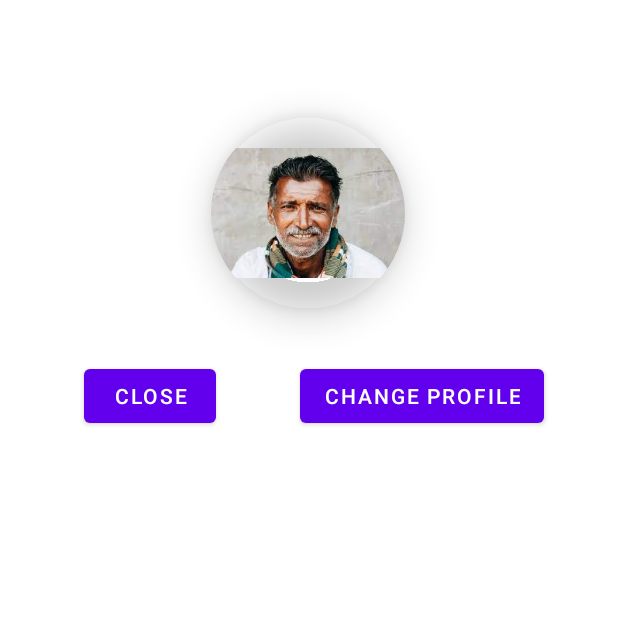
After one commit to YashitaKumar/Chit-Fund-Management-App, an Android app: the ChangeProfilePicture screen opened directly, with no data from a screen before it, on a phone screen of 412 x 824 dp, the top half of it. The commit adds this screen. Run offline under Robolectric (Android 15) with nearby library versions, the phone set to English and light mode, and no system bars; our stand-ins replace Firebase (no records; nobody signed in at launch, a user with empty details on screens opened directly), Picasso.

Commit message:
change profile picture is added

```diff
--- a/app/build.gradle
+++ b/app/build.gradle
@@ -42,6 +42,8 @@ dependencies {
     implementation 'com.google.firebase:firebase-database:20.0.5'
     implementation 'com.google.android.gms:play-services-auth:20.2.0'
     implementation platform('com.google.firebase:firebase-bom:30.1.0')
+    implementation 'com.squareup.picasso:picasso:2.8'
+    implementation 'com.google.firebase:firebase-storage:20.0.1'
     testImplementation 'junit:junit:4.+'
     androidTestImplementation 'androidx.test.ext:junit:1.1.3'
     androidTestImplementation 'androidx.test.espresso:espresso-core:3.4.0'
--- a/app/src/main/AndroidManifest.xml
+++ b/app/src/main/AndroidManifest.xml
@@ -9,6 +9,12 @@
         android:roundIcon="@mipmap/ic_launcher_round"
         android:supportsRtl="true"
         android:theme="@style/Theme.ChitFund">
+        <activity
+            android:name=".ResetPasswordActivity"
+            android:exported="false" />
+        <activity
+            android:name=".ChangeProfilePicture"
+            android:exported="false" />
         <activity
             android:name=".DashboardActivity"
             android:exported="false" />
--- /dev/null
+++ b/app/src/main/java/com/example/chitfund/ChangeProfilePicture.java
@@ -0,0 +1,113 @@
+package com.example.chitfund;
+
+import androidx.annotation.NonNull;
+import androidx.annotation.Nullable;
+import androidx.appcompat.app.AppCompatActivity;
+
+import android.app.Activity;
+import android.content.Intent;
+import android.net.Uri;
+import android.os.Bundle;
+import android.provider.MediaStore;
+import android.view.View;
+import android.widget.Button;
+import android.widget.TextView;
+import android.widget.Toast;
+
+import com.google.android.gms.tasks.OnFailureListener;
+import com.google.android.gms.tasks.OnSuccessListener;
+import com.google.android.material.imageview.ShapeableImageView;
+import com.google.firebase.auth.FirebaseAuth;
+import com.google.firebase.database.DatabaseReference;
+import com.google.firebase.database.FirebaseDatabase;
+import com.google.firebase.storage.FirebaseStorage;
+import com.google.firebase.storage.StorageReference;
+import com.google.firebase.storage.StorageTask;
+import com.google.firebase.storage.UploadTask;
+import com.squareup.picasso.Picasso;
+
+public class ChangeProfilePicture extends AppCompatActivity implements View.OnClickListener {
+
+    private ShapeableImageView shapeableImageViewProfilePicture;
+    private Button closeButton;
+    private Button ButtonChangeProfile;
+    private final static int galleryRequestCode = 69;
+
+    private DatabaseReference databaseReference;
+    private FirebaseAuth mAuth;
+
+    private Uri imageUri;
+    private String myUri="";
+    private StorageTask uploadTask;
+    private StorageReference storageReference;
+    private StorageReference profileReference;
+
+    @Override
+    protected void onCreate(Bundle savedInstanceState) {
+        super.onCreate(savedInstanceState);
+        setContentView(R.layout.activity_change_profile_picture);
+
+        mAuth = FirebaseAuth.getInstance();
+        storageReference = FirebaseStorage.getInstance().getReference();
+
+        shapeableImageViewProfilePicture = findViewById(R.id.shapeableImageViewProfilePicture);
+        closeButton = findViewById(R.id.ButtonClose);
+        ButtonChangeProfile = findViewById(R.id.buttonChange);
+
+
+
+        closeButton.setOnClickListener(this);
+        ButtonChangeProfile.setOnClickListener(this);
+    }
+
+
+    private void uploadProfileImage(Uri imageUri){
+        StorageReference fileRef = storageReference.child("Users/"+mAuth.getCurrentUser().getUid()+"/profile.jpg");
+        Toast.makeText(this, "Uploading! Just wait few seconds", Toast.LENGTH_SHORT).show();
+        fileRef.putFile(imageUri).addOnSuccessListener(new OnSuccessListener<UploadTask.TaskSnapshot>() {
+            @Override
+            public void onSuccess(UploadTask.TaskSnapshot taskSnapshot) {
+                Toast.makeText(ChangeProfilePicture.this, "Uploaded", Toast.LENGTH_SHORT).show();
+                fileRef.getDownloadUrl().addOnSuccessListener(new OnSuccessListener<Uri>() {
+                    @Override
+                    public void onSuccess(Uri uri) {
+                        Picasso.get().load(uri).into(shapeableImageViewProfilePicture);
+                    }
+                });
+            }
+        }).addOnFailureListener(new OnFailureListener() {
+            @Override
+            public void onFailure(@NonNull Exception e) {
+                Toast.makeText(ChangeProfilePicture.this, "Failed to upload", Toast.LENGTH_SHORT).show();
+            }
+        });
+    }
+
+    @Override
+    protected void onActivityResult(int requestCode, int resultCode, @Nullable Intent data) {
+        super.onActivityResult(requestCode, resultCode, data);
+        if(requestCode==galleryRequestCode && resultCode== Activity.RESULT_OK){
+            Uri imageUri= data.getData();
+//            shapeableImageViewProfilePicture.setImageURI(imageUri);
+            uploadProfileImage(imageUri);
+        }
+    }
+
+    private void changeProfileImage(){
+        Intent openGalleryIntent = new Intent(Intent.ACTION_PICK, MediaStore.Images.Media.EXTERNAL_CONTENT_URI);
+        startActivityForResult(openGalleryIntent,galleryRequestCode);
+    }
+
+    @Override
+    public void onClick(View view) {
+        switch (view.getId()){
+            case (R.id.ButtonClose):
+                finish();
+                break;
+            case (R.id.buttonChange):
+                changeProfileImage();
+                break;
+        }
+    }
+
+}
--- /dev/null
+++ b/app/src/main/res/layout/activity_change_profile_picture.xml
@@ -0,0 +1,48 @@
+<?xml version="1.0" encoding="utf-8"?>
+<androidx.constraintlayout.widget.ConstraintLayout xmlns:android="http://schemas.android.com/apk/res/android"
+    xmlns:app="http://schemas.android.com/apk/res-auto"
+    xmlns:tools="http://schemas.android.com/tools"
+    android:layout_width="match_parent"
+    android:layout_height="match_parent"
+    tools:context=".ChangeProfilePicture">
+
+
+    <com.google.android.material.imageview.ShapeableImageView
+        android:id="@+id/shapeableImageViewProfilePicture"
+        android:layout_width="140dp"
+        android:layout_height="140dp"
+        android:layout_centerHorizontal="true"
+        android:layout_marginTop="72dp"
+        android:elevation="15dp"
+        android:padding="5dp"
+        android:src="@drawable/person"
+        app:layout_constraintEnd_toEndOf="parent"
+        app:layout_constraintHorizontal_bias="0.498"
+        app:layout_constraintStart_toStartOf="parent"
+        app:layout_constraintTop_toTopOf="parent"
+        app:shapeAppearanceOverlay="@style/Circular" />
+
+    <Button
+        android:id="@+id/ButtonClose"
+        android:layout_width="wrap_content"
+        android:layout_height="wrap_content"
+        android:text="@string/close"
+        app:layout_constraintBottom_toBottomOf="@+id/buttonChange"
+        app:layout_constraintEnd_toStartOf="@+id/buttonChange"
+        app:layout_constraintHorizontal_bias="0.5"
+        app:layout_constraintStart_toStartOf="parent" />
+
+    <Button
+        android:id="@+id/buttonChange"
+        android:layout_width="wrap_content"
+        android:layout_height="wrap_content"
+        android:layout_marginTop="28dp"
+        android:layout_marginEnd="76dp"
+        android:text="@string/change_profile"
+        app:layout_constraintEnd_toEndOf="parent"
+        app:layout_constraintHorizontal_bias="0.74"
+        app:layout_constraintStart_toEndOf="@+id/shapeableImageViewProfilePicture"
+        app:layout_constraintTop_toBottomOf="@+id/shapeableImageViewProfilePicture"
+        tools:ignore="DuplicateSpeakableTextCheck" />
+
+</androidx.constraintlayout.widget.ConstraintLayout>
--- a/app/src/main/res/layout/item_image.xml
+++ b/app/src/main/res/layout/item_image.xml
@@ -102,6 +102,7 @@
     </RelativeLayout>
 
     <com.google.android.material.imageview.ShapeableImageView
+        android:id="@+id/shapeableImageViewProfileImage"
         android:layout_width="98dp"
         android:layout_height="98dp"
         android:layout_centerHorizontal="true"
--- a/app/src/main/res/values/strings.xml
+++ b/app/src/main/res/values/strings.xml
@@ -39,4 +39,9 @@
     <string name="lists">LISTS</string>
     <string name="logout">LOGOUT</string>
     <string name="payments">PAYMENTS</string>
+    <string name="close">Close</string>
+    <string name="change_profile">Change Profile</string>
+    <string name="save">Save</string>
+    <string name="todo">TODO</string>
+    <string name="change_Profile_Picture">Change Profile</string>
 </resources>
```
Also changed, not shown: app/src/main/java/com/example/chitfund/DashboardActivity.java (+34 -31 lines), app/src/main/java/com/example/chitfund/ResetPasswordActivity.java (added, +14 -0 lines), app/src/main/java/com/example/chitfund/User.java (+2 -8 lines), app/src/main/res/layout/activity_reset_password.xml (added, +89 -0 lines), 2 other files.
